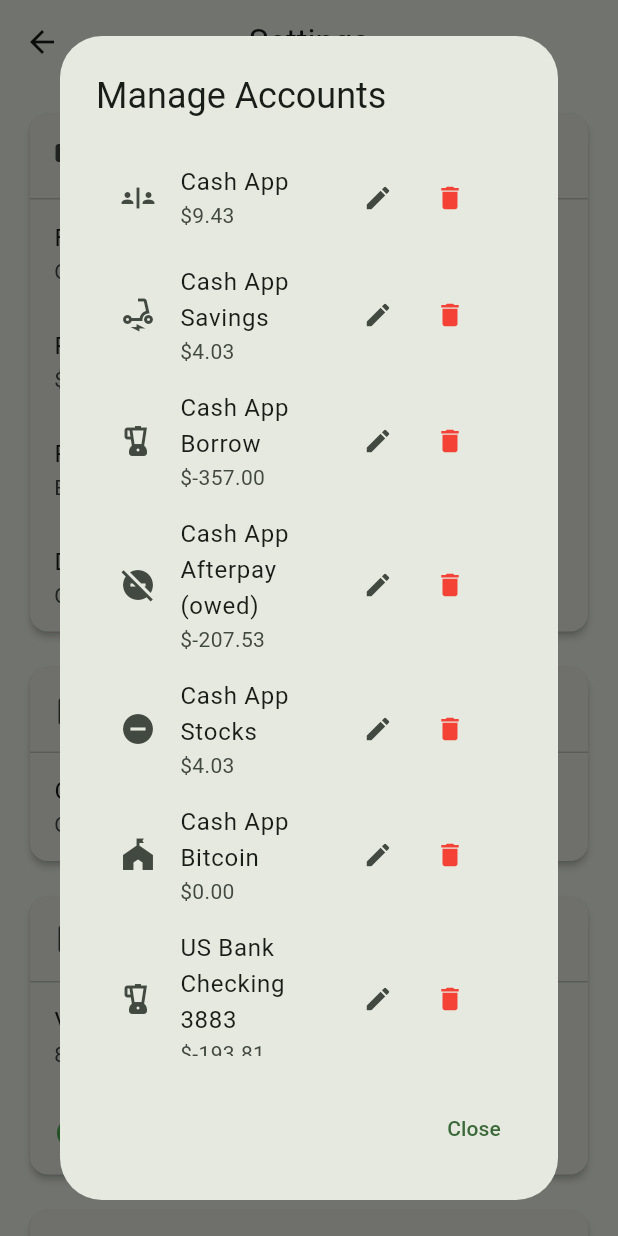
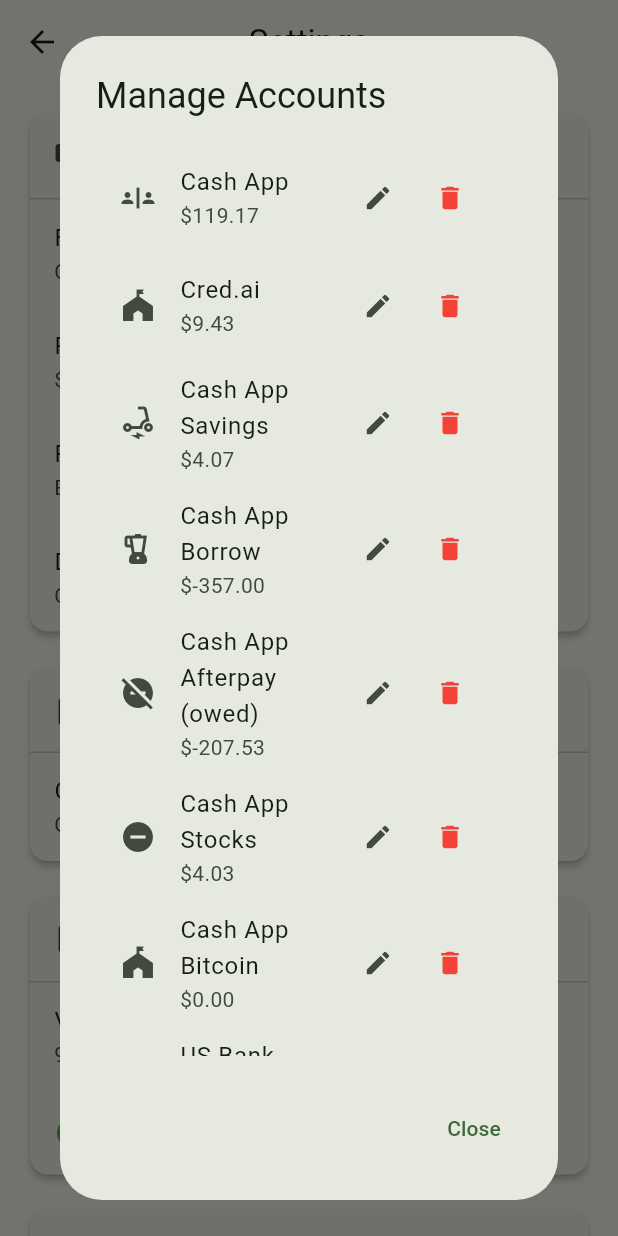
Before and after one commit to dylanmoses235-lang/budget-manager-app, a Flutter app: the SettingsScreen screen opened directly, after a tap on "View & Edit Accounts", on a phone screen of 412 x 824 dp. Run offline on Flutter 3.47's test engine with Material 3 defaults, Android fonts, the phone set to English and light mode, and no system bars; our stand-ins replace hive, hive_flutter; accounts and stored records are empty.

Commit message:
feat(accounts): update account balances and add Cred.ai account
- Updated Cash App balance to 19.17 with 9.19 overdraft used
- Updated Cash App Savings to .07
- Added Cred.ai account with .43 balance
- Both Cash App and Cred.ai set to receive auto-paychecks

```diff
--- a/lib/data/budget_data.dart
+++ b/lib/data/budget_data.dart
@@ -4,6 +4,7 @@
 class BudgetData {
   // Account Names
   static const String cashApp = 'Cash App';
+  static const String credAi = 'Cred.ai';
   static const String cashAppSavings = 'Cash App Savings';
   static const String cashAppBorrow = 'Cash App Borrow';
   static const String cashAppAfterpay = 'Cash App Afterpay (owed)';
@@ -16,15 +17,23 @@ class BudgetData {
   static final List<Map<String, dynamic>> initialAccounts = [
     {
       'name': cashApp,
-      'startingBalance': 9.43,
-      'overdraftLimit': 110.0,
-      'overdraftUsed': 0.0,
+      'startingBalance': 119.17,
+      'overdraftLimit': 150.0,
+      'overdraftUsed': 99.19,
       'autoPaychecks': true,
       'icon': 0xe54c, // wallet icon
     },
     {
+      'name': credAi,
+      'startingBalance': 9.43,
+      'overdraftLimit': 0.0,
+      'overdraftUsed': 0.0,
+      'autoPaychecks': true,
+      'icon': 0xe263, // currency icon
+    },
+    {
       'name': cashAppSavings,
-      'startingBalance': 4.03,
+      'startingBalance': 4.07,
       'overdraftLimit': 0.0,
       'overdraftUsed': 0.0,
       'autoPaychecks': false,
```
